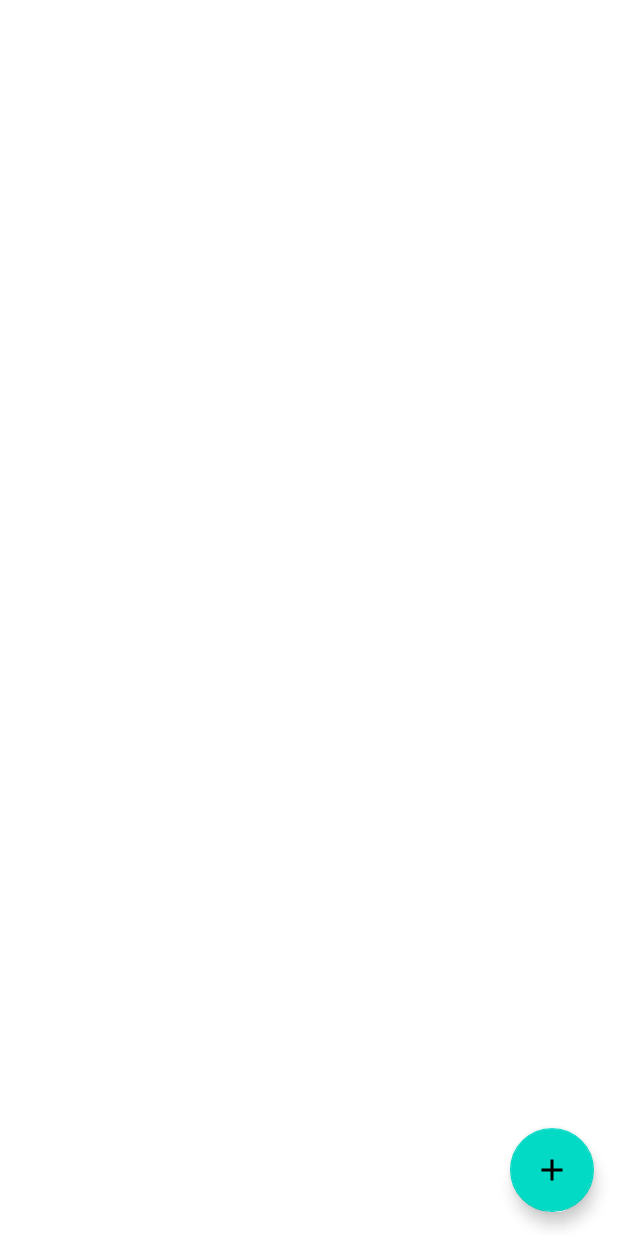
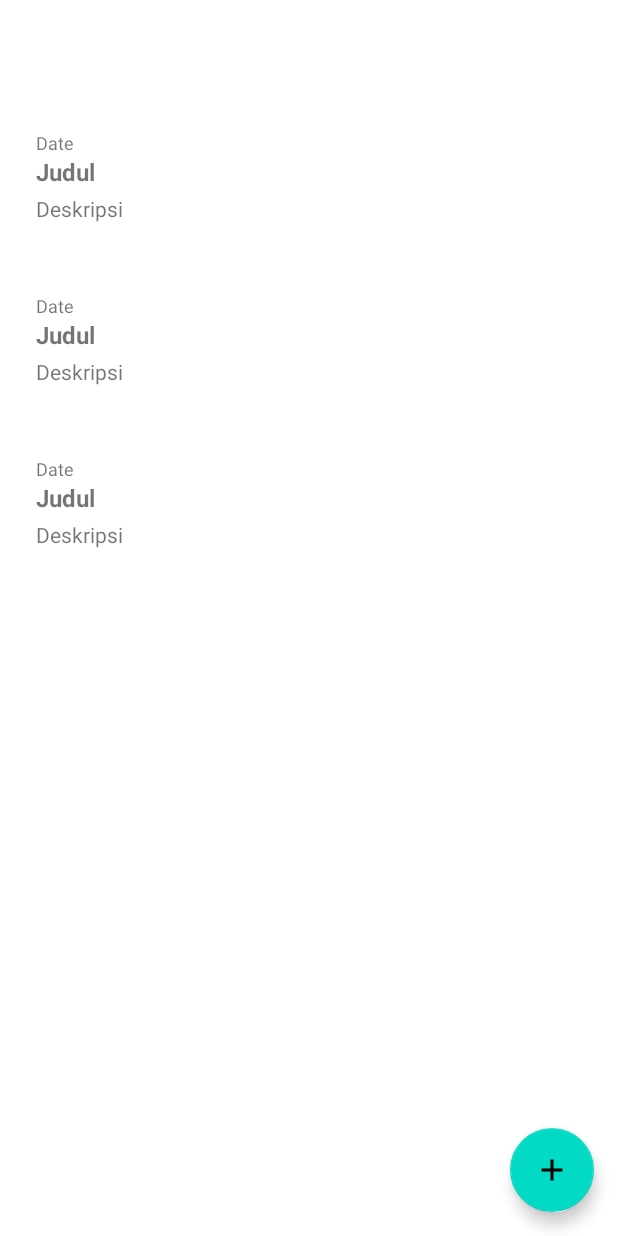
Before and after one commit to arifahmadalfian/note, an Android app: the layout activity_main.xml on its own in the app's theme, with its tools: preview values and no code run, on a phone screen of 412 x 824 dp. Run offline under Robolectric (Android 15) with nearby library versions, the phone set to English and light mode, and no system bars.

Commit message:
Mengubah item_note.xml

```diff
--- a/app/src/main/res/layout/item_note.xml
+++ b/app/src/main/res/layout/item_note.xml
@@ -1,6 +1,52 @@
 <?xml version="1.0" encoding="utf-8"?>
-<androidx.constraintlayout.widget.ConstraintLayout
-    xmlns:android="http://schemas.android.com/apk/res/android" android:layout_width="match_parent"
-    android:layout_height="match_parent">
+<LinearLayout xmlns:android="http://schemas.android.com/apk/res/android"
+    android:layout_width="match_parent"
+    android:layout_height="wrap_content"
+    xmlns:app="http://schemas.android.com/apk/res-auto"
+    android:layout_marginLeft="8dp"
+    android:layout_marginRight="8dp"
+    android:orientation="vertical">
 
-</androidx.constraintlayout.widget.ConstraintLayout>
+    <androidx.cardview.widget.CardView
+        android:id="@+id/cv_item_note"
+        android:layout_width="match_parent"
+        android:layout_height="wrap_content"
+        app:cardCornerRadius="4dp"
+        app:cardElevation="4dp"
+        app:cardMaxElevation="4dp"
+        app:cardUseCompatPadding="true"/>
+
+    <LinearLayout
+        android:layout_width="match_parent"
+        android:layout_height="wrap_content"
+        android:orientation="vertical"
+        android:padding="16dp">
+
+        <TextView
+            android:id="@+id/tv_item_date"
+            android:layout_width="match_parent"
+            android:layout_height="wrap_content"
+            android:gravity="start"
+            android:text="@string/date"
+            android:textSize="12sp" />
+
+        <TextView
+            android:id="@+id/tv_item_title"
+            android:layout_width="match_parent"
+            android:layout_height="wrap_content"
+            android:layout_marginBottom="4dp"
+            android:gravity="start"
+            android:text="@string/title"
+            android:textSize="16sp"
+            android:textStyle="bold" />
+
+        <TextView
+            android:id="@+id/tv_item_description"
+            android:layout_width="match_parent"
+            android:layout_height="wrap_content"
+            android:gravity="start"
+            android:text="@string/description"
+            android:textSize="14sp" />
+    </LinearLayout>
+
+</LinearLayout>
```
